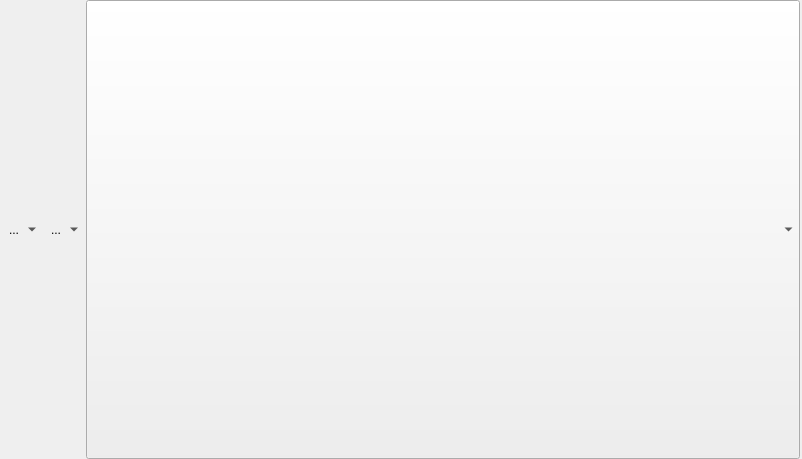
This is src/option/newoption/gamsparameterwidget.ui in GAMS-dev/studio as Qt 5 draws it before an edit. The edited form follows.
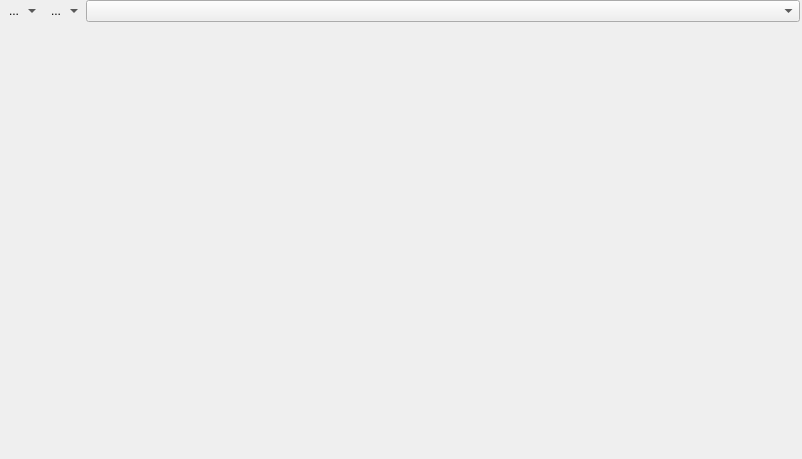
This is the edited form. Icons and pictures are not drawn. Custom widgets are drawn as their Qt base class.

```diff
--- a/src/option/newoption/gamsparameterwidget.ui
+++ b/src/option/newoption/gamsparameterwidget.ui
@@ -128,6 +128,30 @@
      </layout>
     </widget>
    </item>
+   <item>
+    <widget class="QWidget" name="gamsParameterEditor" native="true">
+     <property name="sizePolicy">
+      <sizepolicy hsizetype="Expanding" vsizetype="Expanding">
+       <horstretch>0</horstretch>
+       <verstretch>0</verstretch>
+      </sizepolicy>
+     </property>
+     <layout class="QVBoxLayout" name="verticalLayout_3">
+      <property name="leftMargin">
+       <number>2</number>
+      </property>
+      <property name="topMargin">
+       <number>0</number>
+      </property>
+      <property name="rightMargin">
+       <number>2</number>
+      </property>
+      <property name="bottomMargin">
+       <number>0</number>
+      </property>
+     </layout>
+    </widget>
+   </item>
   </layout>
  </widget>
  <customwidgets>
```
Left out of the diff: 147 changed lines with no effect on the pictures.
